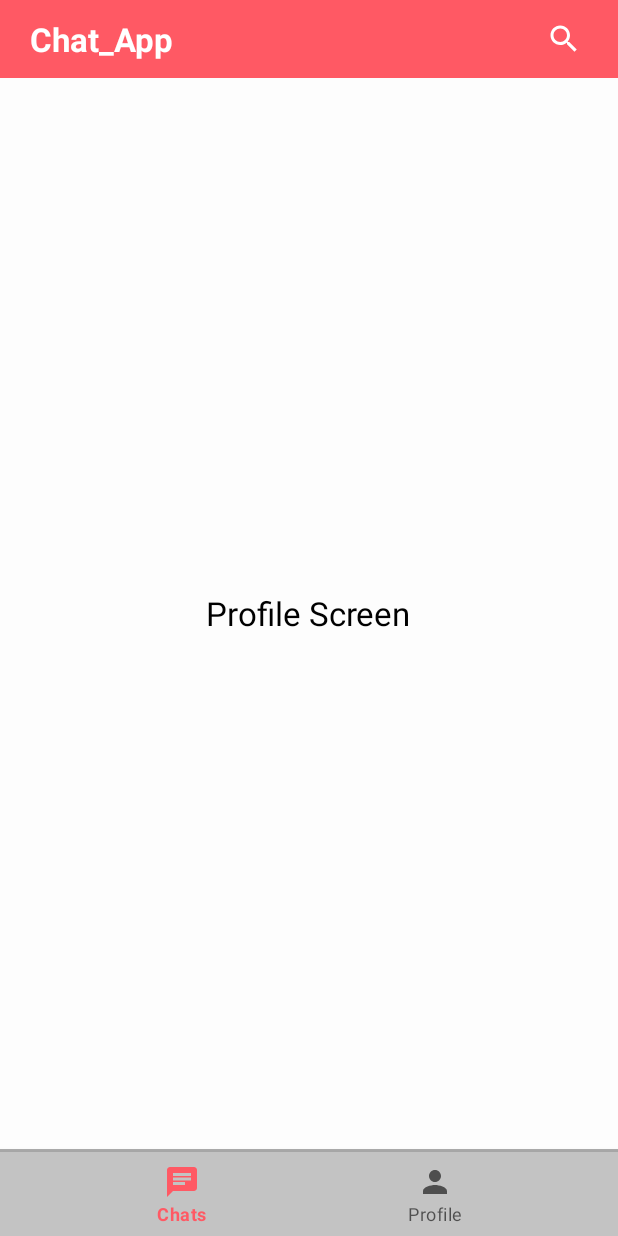
After one commit to Jerald-Joyson/Simple-Chat-Application, an Android app: the fragment ProfileFragment placed in its activity, on a phone screen of 412 x 824 dp. The commit adds this screen. Run offline under Robolectric (Android 15) with nearby library versions, the phone set to English and light mode, and no system bars.

Commit message:
Design Main activity set search icon and its activity ,set botton Navigation

```diff
--- a/app/src/main/AndroidManifest.xml
+++ b/app/src/main/AndroidManifest.xml
@@ -12,6 +12,13 @@
         android:supportsRtl="true"
         android:theme="@style/Theme.Chat_App"
         tools:targetApi="31">
+        <activity
+            android:name=".SearchUserActivity"
+            android:exported="false">
+            <meta-data
+                android:name="android.app.lib_name"
+                android:value="" />
+        </activity>
         <activity
             android:name=".LoginUsernameActivity"
             android:exported="false">
--- /dev/null
+++ b/app/src/main/java/com/example/chat_app/ChatFragment.java
@@ -0,0 +1,20 @@
+package com.example.chat_app;
+
+import android.os.Bundle;
+
+import androidx.fragment.app.Fragment;
+
+import android.view.LayoutInflater;
+import android.view.View;
+import android.view.ViewGroup;
+
+public class ChatFragment extends Fragment {
+
+    public ChatFragment() {
+    }
+    @Override
+    public View onCreateView(LayoutInflater inflater, ViewGroup container,
+                             Bundle savedInstanceState) {
+        return inflater.inflate(R.layout.fragment_chat, container, false);
+    }
+}
--- a/app/src/main/java/com/example/chat_app/MainActivity.java
+++ b/app/src/main/java/com/example/chat_app/MainActivity.java
@@ -1,14 +1,50 @@
 package com.example.chat_app;
 
+import androidx.annotation.NonNull;
 import androidx.appcompat.app.AppCompatActivity;
 
+import android.content.Intent;
 import android.os.Bundle;
+import android.view.MenuItem;
+import android.widget.ImageButton;
+
+import com.google.android.material.bottomnavigation.BottomNavigationView;
+import com.google.android.material.navigation.NavigationBarView;
 
 public class MainActivity extends AppCompatActivity {
 
+    BottomNavigationView bottomNavigationView;
+    ImageButton searchButton;
+    ChatFragment chatFragment;
+    ProfileFragment profileFragment;
     @Override
     protected void onCreate(Bundle savedInstanceState) {
         super.onCreate(savedInstanceState);
         setContentView(R.layout.activity_main);
+
+        chatFragment = new ChatFragment();
+        profileFragment = new ProfileFragment();
+
+        bottomNavigationView = findViewById(R.id.bottom_navigation);
+        searchButton = findViewById(R.id.main_search_btn);
+
+        searchButton.setOnClickListener((v) -> {
+            startActivity(new Intent(MainActivity.this,SearchUserActivity.class));
+        });
+
+        bottomNavigationView.setOnItemSelectedListener(new NavigationBarView.OnItemSelectedListener() {
+            @Override
+            public boolean onNavigationItemSelected(@NonNull MenuItem item) {
+
+                if (item.getItemId() == R.id.menu_chat){
+                    getSupportFragmentManager().beginTransaction().replace(R.id.main_frame_layout,chatFragment).commit();
+                }
+                if (item.getItemId() == R.id.menu_profile){
+                    getSupportFragmentManager().beginTransaction().replace(R.id.main_frame_layout,profileFragment).commit();
+                }
+                return true;
+            }
+        });
+        bottomNavigationView.setSelectedItemId(R.id.menu_chat);
     }
 }
--- /dev/null
+++ b/app/src/main/java/com/example/chat_app/ProfileFragment.java
@@ -0,0 +1,21 @@
+package com.example.chat_app;
+
+import android.os.Bundle;
+
+import androidx.fragment.app.Fragment;
+
+import android.view.LayoutInflater;
+import android.view.View;
+import android.view.ViewGroup;
+
+public class ProfileFragment extends Fragment {
+
+    public ProfileFragment() {
+    }
+
+    @Override
+    public View onCreateView(LayoutInflater inflater, ViewGroup container,
+                             Bundle savedInstanceState) {
+        return inflater.inflate(R.layout.fragment_profile, container, false);
+    }
+}
--- /dev/null
+++ b/app/src/main/java/com/example/chat_app/SearchUserActivity.java
@@ -0,0 +1,14 @@
+package com.example.chat_app;
+
+import androidx.appcompat.app.AppCompatActivity;
+
+import android.os.Bundle;
+
+public class SearchUserActivity extends AppCompatActivity {
+
+    @Override
+    protected void onCreate(Bundle savedInstanceState) {
+        super.onCreate(savedInstanceState);
+        setContentView(R.layout.activity_search_user);
+    }
+}
--- /dev/null
+++ b/app/src/main/res/drawable/icon_search.xml
@@ -0,0 +1,5 @@
+<vector android:height="24dp" android:tint="#000000"
+    android:viewportHeight="24" android:viewportWidth="24"
+    android:width="24dp" xmlns:android="http://schemas.android.com/apk/res/android">
+    <path android:fillColor="@android:color/white" android:pathData="M15.5,14h-0.79l-0.28,-0.27C15.41,12.59 16,11.11 16,9.5 16,5.91 13.09,3 9.5,3S3,5.91 3,9.5 5.91,16 9.5,16c1.61,0 3.09,-0.59 4.23,-1.57l0.27,0.28v0.79l5,4.99L20.49,19l-4.99,-5zM9.5,14C7.01,14 5,11.99 5,9.5S7.01,5 9.5,5 14,7.01 14,9.5 11.99,14 9.5,14z"/>
+</vector>
--- a/app/src/main/res/layout/activity_main.xml
+++ b/app/src/main/res/layout/activity_main.xml
@@ -1,19 +1,57 @@
 <?xml version="1.0" encoding="utf-8"?>
-<androidx.constraintlayout.widget.ConstraintLayout xmlns:android="http://schemas.android.com/apk/res/android"
+<RelativeLayout xmlns:android="http://schemas.android.com/apk/res/android"
     xmlns:app="http://schemas.android.com/apk/res-auto"
     xmlns:tools="http://schemas.android.com/tools"
     android:layout_width="match_parent"
     android:layout_height="match_parent"
     tools:context=".MainActivity">
+    <RelativeLayout
+        android:layout_width="match_parent"
+        android:layout_height="wrap_content"
+        android:background="@color/my_primary"
+        android:padding="10dp"
+        android:id="@+id/main_toolbar">
+        <TextView
+            android:layout_width="wrap_content"
+            android:layout_height="wrap_content"
+            android:text="@string/app_name"
+            android:textSize="22sp"
+            android:textStyle="bold"
+            android:textColor="@color/white"
+            android:layout_marginStart="10dp"
+            android:layout_centerVertical="true"/>
 
-    <TextView
-        android:layout_width="wrap_content"
+        <ImageButton
+            android:layout_width="32dp"
+            android:layout_height="32dp"
+            android:id="@+id/main_search_btn"
+            android:src="@drawable/icon_search"
+            android:layout_alignParentEnd="true"
+            android:background="?attr/selectableItemBackgroundBorderless"
+            app:tint="@color/white"
+            android:layout_centerVertical="true"
+            android:layout_marginEnd="10dp"/>
+    </RelativeLayout>
+    <FrameLayout
+        android:layout_width="match_parent"
+        android:layout_height="match_parent"
+        android:layout_below="@id/main_toolbar"
+        android:id="@+id/main_frame_layout"
+        android:layout_above="@id/divider"/>
+
+    <com.google.android.material.divider.MaterialDivider
+        android:layout_width="match_parent"
+        android:layout_height="2dp"
+        android:layout_above="@id/bottom_navigation"
+        android:id="@+id/divider"
+        android:background="@color/light_gray"/>
+
+    <com.google.android.material.bottomnavigation.BottomNavigationView
+        android:layout_width="match_parent"
+        android:id="@+id/bottom_navigation"
         android:layout_height="wrap_content"
-        android:text="Hello World!"
-        android:textColor="@color/black"
-        app:layout_constraintBottom_toBottomOf="parent"
-        app:layout_constraintEnd_toEndOf="parent"
-        app:layout_constraintStart_toStartOf="parent"
-        app:layout_constraintTop_toTopOf="parent" />
+        android:layout_alignParentBottom="true"
+        android:background="@color/light_gray"
+        app:menu="@menu/bottom_navigation_menu"/>
 
-</androidx.constraintlayout.widget.ConstraintLayout>
+</RelativeLayout>
--- /dev/null
+++ b/app/src/main/res/layout/activity_search_user.xml
@@ -0,0 +1,9 @@
+<?xml version="1.0" encoding="utf-8"?>
+<androidx.constraintlayout.widget.ConstraintLayout xmlns:android="http://schemas.android.com/apk/res/android"
+    xmlns:app="http://schemas.android.com/apk/res-auto"
+    xmlns:tools="http://schemas.android.com/tools"
+    android:layout_width="match_parent"
+    android:layout_height="match_parent"
+    tools:context=".SearchUserActivity">
+
+</androidx.constraintlayout.widget.ConstraintLayout>
--- /dev/null
+++ b/app/src/main/res/layout/fragment_chat.xml
@@ -0,0 +1,17 @@
+<?xml version="1.0" encoding="utf-8"?>
+<RelativeLayout xmlns:android="http://schemas.android.com/apk/res/android"
+    xmlns:tools="http://schemas.android.com/tools"
+    android:layout_width="match_parent"
+    android:layout_height="match_parent"
+    tools:context=".ChatFragment">
+
+    <!-- TODO: Update blank fragment layout -->
+    <TextView
+        android:layout_width="wrap_content"
+        android:layout_height="wrap_content"
+        android:text="Chat Screen"
+        android:textColor="@color/black"
+        android:textSize="22sp"
+        android:layout_centerInParent="true"/>
+
+</RelativeLayout>
--- /dev/null
+++ b/app/src/main/res/layout/fragment_profile.xml
@@ -0,0 +1,17 @@
+<?xml version="1.0" encoding="utf-8"?>
+<RelativeLayout xmlns:android="http://schemas.android.com/apk/res/android"
+    xmlns:tools="http://schemas.android.com/tools"
+    android:layout_width="match_parent"
+    android:layout_height="match_parent"
+    tools:context=".ProfileFragment">
+
+    <!-- TODO: Update blank fragment layout -->
+    <TextView
+        android:layout_width="wrap_content"
+        android:layout_height="wrap_content"
+        android:text="Profile Screen"
+        android:textColor="@color/black"
+        android:textSize="22sp"
+        android:layout_centerInParent="true"/>
+
+</RelativeLayout>
--- /dev/null
+++ b/app/src/main/res/menu/bottom_navigation_menu.xml
@@ -0,0 +1,9 @@
+<?xml version="1.0" encoding="utf-8"?>
+<menu xmlns:android="http://schemas.android.com/apk/res/android">
+    <item android:title="Chats"
+        android:icon="@drawable/chat_icon"
+        android:id="@+id/menu_chat"/>
+    <item android:title="Profile"
+        android:icon="@drawable/person_icon"
+        android:id="@+id/menu_profile"/>
+</menu>
--- a/app/src/main/res/values/strings.xml
+++ b/app/src/main/res/values/strings.xml
@@ -1,3 +1,5 @@
 <resources>
     <string name="app_name">Chat_App</string>
+    <!-- TODO: Remove or change this placeholder text -->
+    <string name="hello_blank_fragment">Hello blank fragment</string>
 </resources>
```
